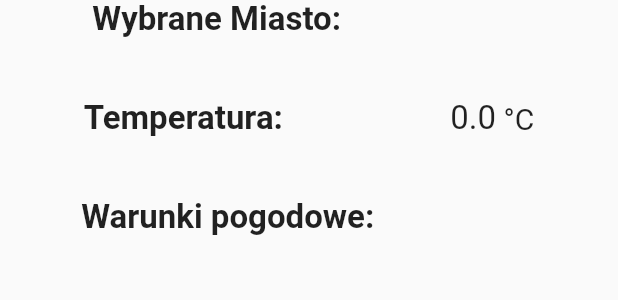
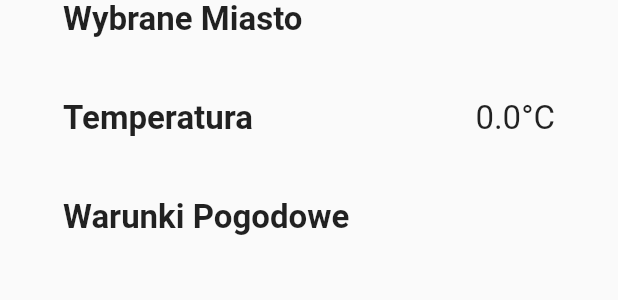
Before and after one commit to lukaszhak/moja_lodowka, a Flutter app: the _DisplayWeatherWidget widget shown alone on an empty page, opened directly with empty values, on a phone screen of 412 x 824 dp. Shown: the top 300 px of the screen. Run offline on Flutter 3.47's test engine with Material 2 defaults, Android fonts, the phone set to English and light mode, and no system bars; our stand-ins replace bloc, cloud_firestore, dio, firebase_auth, firebase_core, flutter_bloc; accounts and stored records are empty; network calls fail.

Commit message:
Visual change to weather page and remove firestore from note pages

```diff
--- a/lib/features/home/pages/menu_page/menu_page.dart
+++ b/lib/features/home/pages/menu_page/menu_page.dart
@@ -151,10 +151,7 @@ class MenuPage extends StatelessWidget {
                         onTap: () {
                           Navigator.of(context).push(
                             MaterialPageRoute(
-                              builder: (_) => ViewNote(
-                                  documentModel.title,
-                                  documentModel.content,
-                                  documentModel.document),
+                              builder: (_) => ViewNote(documentModel:documentModel),
                             ),
                           );
                         },
--- a/lib/features/home/pages/weather_page/weather_page.dart
+++ b/lib/features/home/pages/weather_page/weather_page.dart
@@ -36,7 +36,15 @@ class WeatherPage extends StatelessWidget {
             ),
             body: Center(child: Builder(builder: (context) {
               if (state.status == Status.loading) {
-                return Center(
+                return Container(
+                  decoration: const BoxDecoration(
+                    image: DecorationImage(
+                      fit: BoxFit.cover,
+                      opacity: 0.6,
+                      image: AssetImage('images/weather.jpg'),
+                    ),
+                  ),
+                  child: Center(
                     child: Column(
                       mainAxisAlignment: MainAxisAlignment.center,
                       children: const [
@@ -51,9 +59,18 @@ class WeatherPage extends StatelessWidget {
                         ),
                       ],
                     ),
+                  ),
                 );
               }
-              return Column(
+              return Container(
+                decoration: const BoxDecoration(
+                  image: DecorationImage(
+                    fit: BoxFit.cover,
+                    opacity: 0.6,
+                    image: AssetImage('images/weather.jpg'),
+                  ),
+                ),
+                child: Column(
                   mainAxisAlignment: MainAxisAlignment.spaceEvenly,
                   children: [
                     if (weatherModel != null)
@@ -62,6 +79,7 @@ class WeatherPage extends StatelessWidget {
                       ),
                     _SearchWidget(),
                   ],
+                ),
               );
             })),
           );
@@ -83,59 +101,67 @@ class _DisplayWeatherWidget extends StatelessWidget {
   Widget build(BuildContext context) {
     return BlocBuilder<WeatherPageCubit, WeatherPageState>(
       builder: (context, state) {
-        return Column(
-          children: [
-            Row(
+        return Row(
           mainAxisAlignment: MainAxisAlignment.spaceAround,
           children: [
-                const Text(
-                  'Wybrane Miasto:',
+            Column(
+              crossAxisAlignment: CrossAxisAlignment.start,
+              children: const [
+                Text(
+                  'Wybrane Miasto',
                   style: TextStyle(fontSize: 22, fontWeight: FontWeight.bold),
                 ),
+                SizedBox(
+                  height: 40,
+                ),
+                Text(
+                  'Temperatura',
+                  style: TextStyle(fontSize: 22, fontWeight: FontWeight.bold),
+                ),
+                SizedBox(
+                  height: 40,
+                ),
+                Text(
+                  'Warunki Pogodowe',
+                  style: TextStyle(fontSize: 22, fontWeight: FontWeight.bold),
+                )
+              ],
+            ),
+            Column(
+              children: [
                 Text(
                   weatherModel.city,
-                  style: const TextStyle(fontSize: 22),
+                  style: const TextStyle(
+                    fontSize: 22,
                   ),
+                ),
+                const SizedBox(
+                  height: 40,
+                ),
+                Row(
+                  children: [
+                    Text(
+                      weatherModel.temperature.toString(),
+                      style: const TextStyle(
+                        fontSize: 22,
+                      ),
+                    ),
+                    const Text(
+                      '°C',
+                      style: TextStyle(
+                        fontSize: 22,
+                      ),
+                    )
                   ],
                 ),
                 const SizedBox(
                   height: 40,
                 ),
-            Row(
-              mainAxisAlignment: MainAxisAlignment.spaceAround,
-              children: [
-                const Text(
-                  'Temperatura:',
-                  style: TextStyle(fontSize: 22, fontWeight: FontWeight.bold),
-                ),
-                Row(
-                  children: [
-                    Text(weatherModel.temperature.toString(),
-                        style: const TextStyle(fontSize: 22)),
-                    const SizedBox(
-                      width: 5,
-                    ),
-                    const Text(
-                      '°C',
-                      style: TextStyle(fontSize: 20),
-                    )
-                  ],
-                ),
-              ],
-            ),
-            const SizedBox(
-              height: 40,
-            ),
-            Row(
-              mainAxisAlignment: MainAxisAlignment.spaceAround,
-              children: [
-                const Text(
-                  'Warunki pogodowe:',
-                  style: TextStyle(fontSize: 22, fontWeight: FontWeight.bold),
-                ),
                 Text(
                   weatherModel.condition,
-                  style: const TextStyle(fontSize: 22),
+                  style: const TextStyle(
+                    fontSize: 22,
+                  ),
                 ),
               ],
             ),
@@ -164,7 +190,8 @@ class _SearchWidget extends StatelessWidget {
               controller: _controller,
               decoration: const InputDecoration(
                   hintText: 'Miasto',
-                  border: OutlineInputBorder(
+                  enabledBorder: OutlineInputBorder(
+                      borderSide: BorderSide(color: Colors.black),
                       borderRadius: BorderRadius.all(Radius.circular(0)))),
             ),
           ),
--- a/pubspec.yaml
+++ b/pubspec.yaml
@@ -42,6 +42,7 @@ dependencies:
   flutter_bloc: ^8.1.1
   intl: ^0.17.0
   dio: ^4.0.6
+  json_annotation: ^4.7.0
 
 dev_dependencies:
   flutter_test:
@@ -54,6 +55,8 @@ dev_dependencies:
   # rules and activating additional ones.
   flutter_lints: ^2.0.0
   flutter_launcher_icons: ^0.10.0
+  build_runner: ^2.3.2
+  json_serializable: ^6.5.3
 
 flutter_icons:
  android: "launcher_icon"
```
Also changed, not shown: lib/features/home/pages/menu_page/cubit/menu_page_state.dart (+4 -5 lines), lib/features/home/pages/noteedit_page/noteedit_page.dart (+10 -9 lines), lib/features/home/pages/noteview_page/viewnote_page.dart (+10 -19 lines), images/weather.jpg (added), pubspec.lock. Lines whose indentation alone changed are shown as unchanged.
